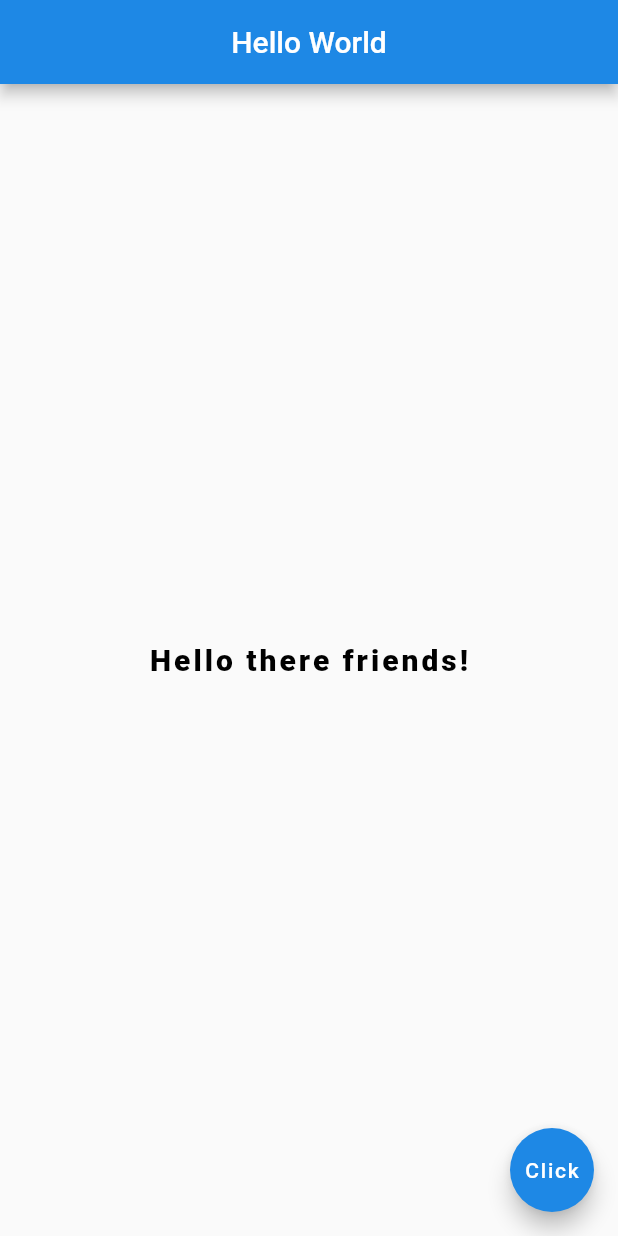
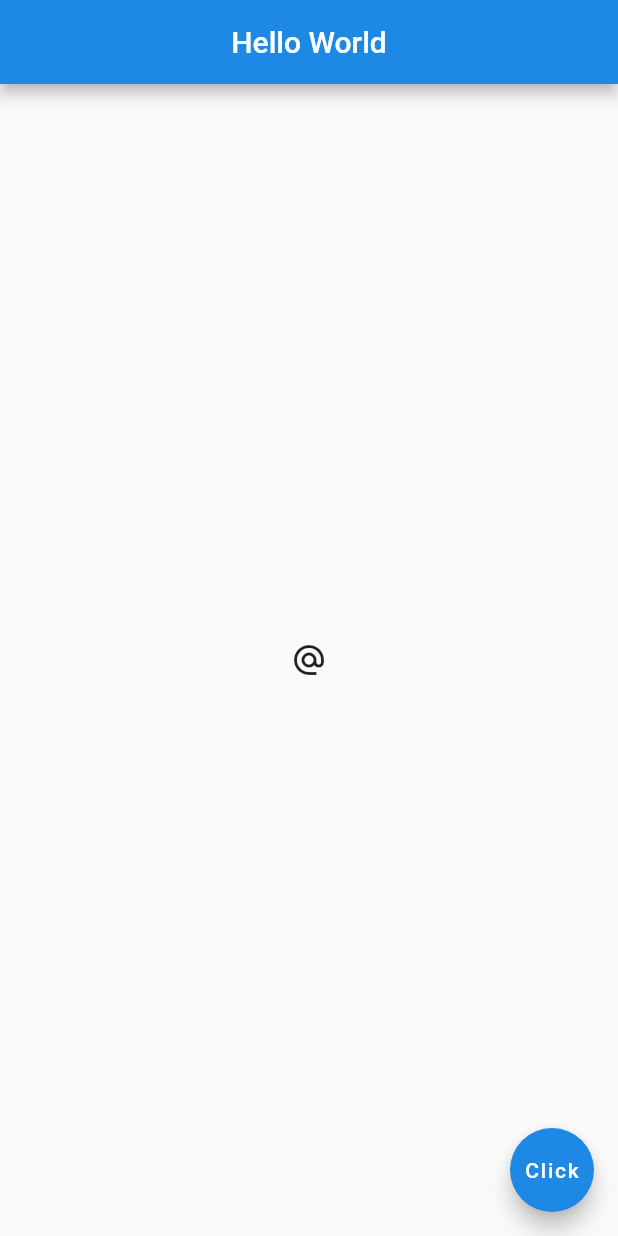
Before and after one commit to AdrianB1995/flutter-tutorial, a Flutter app: the screen it shows after launch, on a phone screen of 412 x 824 dp. Run offline on Flutter 3.47's test engine with Material 2 defaults, Android fonts, the phone set to English and light mode, and no system bars; Roboto replaces fonts that are missing (YeonSung).

Commit message:
- Different types of buttons/icons usage

```diff
--- a/lib/main.dart
+++ b/lib/main.dart
@@ -18,16 +18,34 @@ class Home extends StatelessWidget {
           backgroundColor: Colors.blue[600]
       ),
       body: Center(
-          child: Text(
-            'Hello there friends!',
-            style: TextStyle(
-              fontSize: 20.0,
-              fontWeight: FontWeight.w900,
-              letterSpacing: 2.0,
-              color: Colors.black,
-              fontFamily: 'YeonSung',
-            ),
-          )
+        child: IconButton(
+            onPressed: () {
+              print('you clicked me');
+            },
+            icon: Icon(Icons.alternate_email),
+      ),
+
+//        child: RaisedButton.icon(
+//            onPressed: () {},
+//            icon: Icon(
+//              Icons.mail
+//            ),
+//            label: Text('mail me'),
+//            color: Colors.amber,
+//        ),
+//        child: FlatButton(
+//          onPressed: () {
+//            //code executed when pressed
+//            print('you clicked me');
+//          },
+//          child: Text('Click me'),
+//          color: Colors.lightBlue,
+//            ),
+//        child: Icon(
+//          Icons.airport_shuttle,
+//          color: Colors.lightBlue,
+//          size: 50,
+//        ),
       ),
       floatingActionButton: FloatingActionButton(
         onPressed: () {},
```
